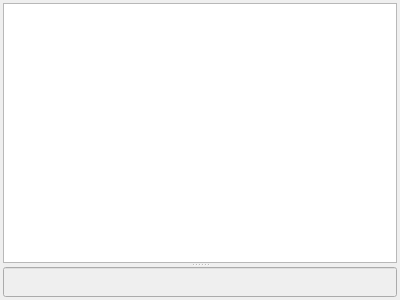
Above: src/gui/console.ui from solarus-games/solarus-quest-editor before the change. Below: the same form after it.
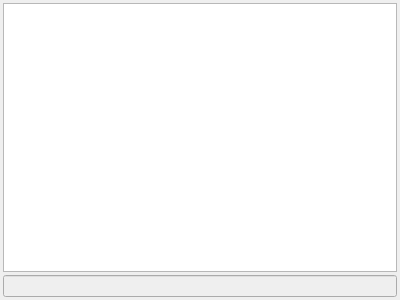
That is the form after the change.

Commit message: Remove wrong splitter in console widget

Diff of the .ui file:
```diff
--- a/src/gui/console.ui
+++ b/src/gui/console.ui
@@ -14,6 +14,9 @@
    <string>Form</string>
   </property>
   <layout class="QVBoxLayout" name="verticalLayout">
+   <property name="spacing">
+    <number>3</number>
+   </property>
    <property name="leftMargin">
     <number>3</number>
    </property>
@@ -27,10 +30,6 @@
     <number>3</number>
    </property>
    <item>
-    <widget class="QSplitter" name="splitter">
-     <property name="orientation">
-      <enum>Qt::Vertical</enum>
-     </property>
      <widget class="QPlainTextEdit" name="log_view">
       <property name="readOnly">
        <bool>true</bool>
@@ -38,10 +37,9 @@
       <property name="maximumBlockCount">
        <number>10000</number>
       </property>
-      <property name="centerOnScroll">
-       <bool>true</bool>
-      </property>
-     </widget>
+    </widget>
+   </item>
+   <item>
      <widget class="QLineEdit" name="command_field">
       <property name="enabled">
        <bool>false</bool>
@@ -49,7 +47,6 @@
       <property name="toolTip">
        <string>Run Lua code to the quest</string>
       </property>
-     </widget>
     </widget>
    </item>
   </layout>
```
Left out of the diff: 3 changed lines with no effect on the pictures. Lines whose indentation alone changed are shown as unchanged.
